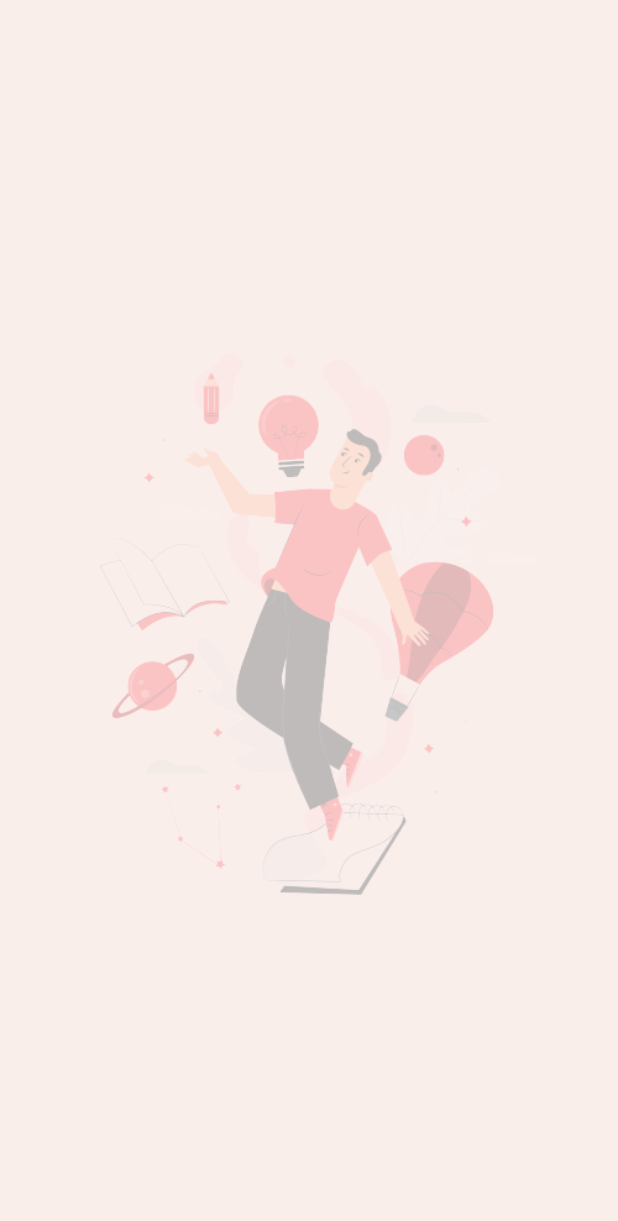
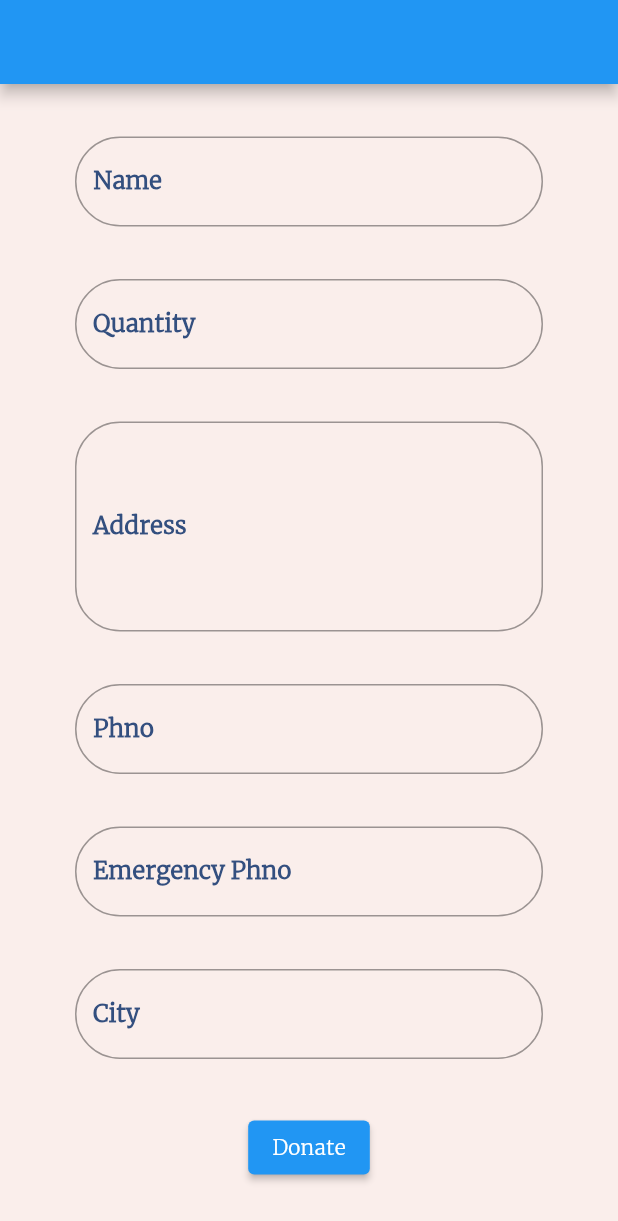
Before and after one commit to ARUNKARTHICK782/Blogspotbit, a Flutter app: the first screen one second after launch, on a phone screen of 412 x 824 dp. Shown: the top 1221 px of the screen. Run offline on Flutter 3.47's test engine with Material 2 defaults, Android fonts, the phone set to English and light mode, and no system bars; our stand-ins replace flutter_colorpicker, fluttertoast, page_transition, readmore, screenshot, shared_preferences and 1 more; missing offline and left inert: feature_discovery, flutter_material_color_picker, flutter_share_me.

Commit message:
09-05-2022 1

```diff
--- a/lib/screens/splashscreen.dart
+++ b/lib/screens/splashscreen.dart
@@ -1,5 +1,6 @@
 import 'dart:async';
 
+import 'package:feature_discovery/feature_discovery.dart';
 import 'package:flutter/cupertino.dart';
 import 'package:flutter/material.dart';
 
--- /dev/null
+++ b/lib/temp/donateform.dart
@@ -0,0 +1,172 @@
+import 'package:flutter/cupertino.dart';
+import 'package:flutter/material.dart';
+
+class donateform extends StatefulWidget {
+  const donateform({Key? key}) : super(key: key);
+
+  @override
+  State<donateform> createState() => _donateformState();
+}
+
+class _donateformState extends State<donateform> {
+  var namecontr=TextEditingController();
+  var quantcontr=TextEditingController();
+  var addresscontr=TextEditingController();
+  var phnocontr=TextEditingController();
+  var emerphnocontr=TextEditingController();
+  var validitycont=TextEditingController();
+  var citycontr=TextEditingController();
+  @override
+  Widget build(BuildContext context) {
+    return Scaffold(
+      appBar: AppBar(),
+      body: Padding(
+        padding: const EdgeInsets.only(left: 50,right: 50),
+        child: Column(
+          mainAxisAlignment: MainAxisAlignment.spaceEvenly,
+          crossAxisAlignment: CrossAxisAlignment.center,
+          children: [
+            TextField(
+              onChanged: (s){
+                setState(() {
+
+                });
+              },
+              cursorColor:const Color(0xfff50f0f),
+              controller: namecontr,
+              decoration: InputDecoration(
+                border: OutlineInputBorder(
+                    borderRadius: BorderRadius.circular(30)
+                ),
+                focusedBorder: OutlineInputBorder(
+                    borderSide: BorderSide(width: 2)
+                ),
+                labelText: 'Name',
+                labelStyle: const TextStyle(
+                    fontWeight: FontWeight.bold,
+                    color: Color(0xff334f7f)
+                ),
+              ),
+            ),
+            TextField(
+              onChanged: (s){
+                setState(() {
+
+                });
+              },
+              cursorColor:const Color(0xfff50f0f),
+              controller: quantcontr,
+              keyboardType: TextInputType.number,
+              decoration: InputDecoration(
+                border: OutlineInputBorder(
+                    borderRadius: BorderRadius.circular(30)
+                ),
+                focusedBorder: OutlineInputBorder(
+                    borderSide: BorderSide(width: 2)
+                ),
+                labelText: 'Quantity',
+                labelStyle: const TextStyle(
+                    fontWeight: FontWeight.bold,
+                    color: Color(0xff334f7f)
+                ),
+              ),
+            ),
+            TextField(
+              onChanged: (s){
+                setState(() {
+
+                });
+              },
+              cursorColor:const Color(0xfff50f0f),
+              controller: addresscontr,
+              maxLines: 5,
+              decoration: InputDecoration(
+                border: OutlineInputBorder(
+                    borderRadius: BorderRadius.circular(30)
+                ),
+                focusedBorder: OutlineInputBorder(
+                    borderSide: BorderSide(width: 2)
+                ),
+                labelText: 'Address',
+                labelStyle: const TextStyle(
+                    fontWeight: FontWeight.bold,
+                    color: Color(0xff334f7f)
+                ),
+              ),
+            ),
+            TextField(
+              onChanged: (s){
+                setState(() {
+
+                });
+              },
+              keyboardType: TextInputType.number,
+
+              cursorColor:const Color(0xfff50f0f),
+              controller: phnocontr,
+              decoration: InputDecoration(
+                border: OutlineInputBorder(
+                    borderRadius: BorderRadius.circular(30)
+                ),
+                focusedBorder: OutlineInputBorder(
+                    borderSide: BorderSide(width: 2)
+                ),
+                labelText: 'Phno',
+                labelStyle: const TextStyle(
+                    fontWeight: FontWeight.bold,
+                    color: Color(0xff334f7f)
+                ),
+              ),
+            ),
+            TextField(
+              onChanged: (s){
+                setState(() {
+
+                });
+              },
+              keyboardType: TextInputType.number,
+              cursorColor:const Color(0xfff50f0f),
+              controller:emerphnocontr,
+              decoration: InputDecoration(
+                border: OutlineInputBorder(
+                    borderRadius: BorderRadius.circular(30)
+                ),
+                focusedBorder: OutlineInputBorder(
+                    borderSide: BorderSide(width: 2)
+                ),
+                labelText: 'Emergency Phno',
+                labelStyle: const TextStyle(
+                    fontWeight: FontWeight.bold,
+                    color: Color(0xff334f7f)
+                ),
+              ),
+            ),
+            TextField(
+              onChanged: (s){
+                setState(() {
+
+                });
+              },
+              cursorColor:const Color(0xfff50f0f),
+              controller: citycontr,
+              decoration: InputDecoration(
+                border: OutlineInputBorder(
+                    borderRadius: BorderRadius.circular(30)
+                ),
+                focusedBorder: OutlineInputBorder(
+                    borderSide: BorderSide(width: 2)
+                ),
+                labelText: 'City',
+                labelStyle: const TextStyle(
+                    fontWeight: FontWeight.bold,
+                    color: Color(0xff334f7f)
+                ),
+              ),
+            ),
+            ElevatedButton(onPressed: (){}, child: Text("Donate"))
+          ],
+        ),
+      ),
+    );
+  }
+}
```
Also changed, not shown: lib/bala.dart (+9 -17 lines), lib/main.dart (+40 -22 lines), lib/temp/requestform.dart (added, +199 -0 lines), pubspec.yaml (+5 -2 lines), pubspec.lock, 21 other files.
